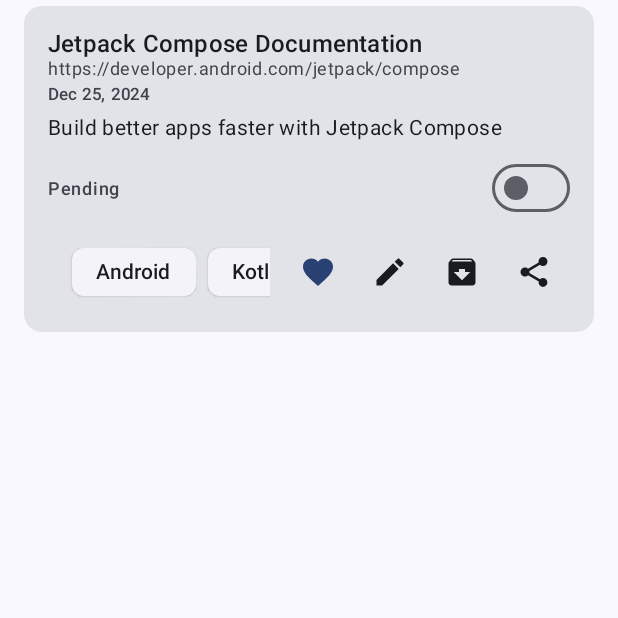
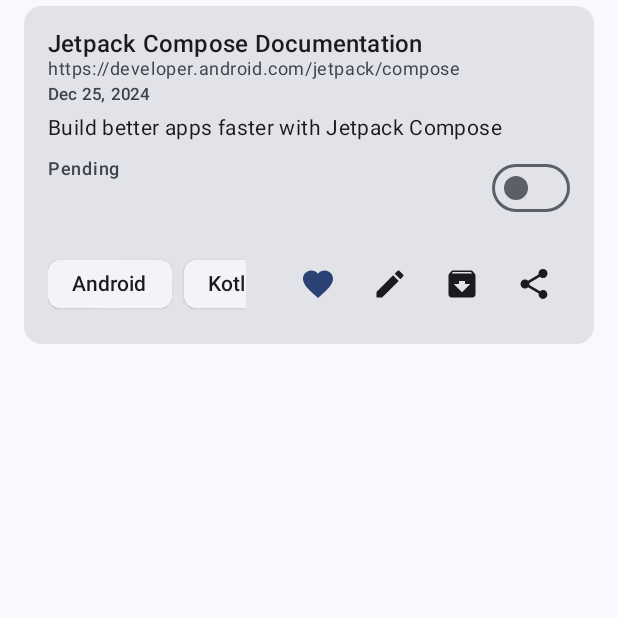
Before and after one commit to Vainyala17/linkstack, an Android app built with Jetpack Compose: the composable LinkItem called with sample values from the repository, on a phone screen of 412 x 824 dp, the top half of it. Run offline under Robolectric (Android 15) with nearby library versions, the phone set to English and light mode, and no system bars.

```diff
--- a/app/src/main/java/com/hp77/linkstash/presentation/components/LinkItem.kt
+++ b/app/src/main/java/com/hp77/linkstash/presentation/components/LinkItem.kt
@@ -1,12 +1,20 @@
 package com.hp77.linkstash.presentation.components
 
+import androidx.compose.foundation.layout.Arrangement
+import androidx.compose.foundation.layout.Box
 import androidx.compose.foundation.layout.Column
 import androidx.compose.foundation.layout.Row
 import androidx.compose.foundation.layout.Spacer
+import androidx.compose.foundation.layout.defaultMinSize
+import androidx.compose.foundation.layout.fillMaxHeight
+import androidx.compose.foundation.layout.fillMaxSize
 import androidx.compose.foundation.layout.fillMaxWidth
 import androidx.compose.foundation.layout.height
 import androidx.compose.foundation.layout.padding
+import androidx.compose.foundation.layout.requiredWidth
 import androidx.compose.foundation.layout.width
+import androidx.compose.foundation.lazy.LazyRow
+import androidx.compose.foundation.lazy.items
 import androidx.compose.material.icons.Icons
 import androidx.compose.material.icons.filled.Archive
 import androidx.compose.material.icons.filled.Favorite
@@ -15,20 +23,90 @@ import androidx.compose.material.icons.filled.Edit
 import androidx.compose.material.icons.filled.Share
 import androidx.compose.material.icons.filled.Unarchive
 import androidx.compose.material3.Card
+import androidx.compose.material3.ElevatedAssistChip
 import androidx.compose.material3.ExperimentalMaterial3Api
 import androidx.compose.material3.Icon
 import androidx.compose.material3.IconButton
 import androidx.compose.material3.MaterialTheme
 import androidx.compose.material3.Text
 import androidx.compose.runtime.Composable
+import androidx.compose.runtime.remember
 import androidx.compose.ui.Alignment
 import androidx.compose.ui.Modifier
 import androidx.compose.ui.text.style.TextOverflow
 import androidx.compose.ui.unit.dp
 import com.hp77.linkstash.domain.model.Link
+import com.hp77.linkstash.domain.model.Tag
 import java.text.SimpleDateFormat
 import java.util.Date
 import java.util.Locale
+
+@Composable
+private fun LinkActions(
+    link: Link,
+    onToggleFavorite: (Link) -> Unit,
+    onEditClick: (Link) -> Unit,
+    onToggleArchive: (Link) -> Unit,
+    modifier: Modifier = Modifier
+) {
+    Row(
+        modifier = modifier.requiredWidth(200.dp),
+        horizontalArrangement = Arrangement.End,
+        verticalAlignment = Alignment.CenterVertically
+    ) {
+        IconButton(onClick = { onToggleFavorite(link) }) {
+            Icon(
+                imageVector = if (link.isFavorite) Icons.Default.Favorite else Icons.Default.FavoriteBorder,
+                contentDescription = if (link.isFavorite) "Remove from favorites" else "Add to favorites",
+                tint = if (link.isFavorite) MaterialTheme.colorScheme.primary else MaterialTheme.colorScheme.onSurface
+            )
+        }
+        IconButton(onClick = { onEditClick(link) }) {
+            Icon(
+                imageVector = Icons.Default.Edit,
+                contentDescription = "Edit link"
+            )
+        }
+        IconButton(onClick = { onToggleArchive(link) }) {
+            Icon(
+                imageVector = if (link.isArchived) Icons.Default.Unarchive else Icons.Default.Archive,
+                contentDescription = if (link.isArchived) "Unarchive" else "Archive"
+            )
+        }
+        IconButton(onClick = { /* TODO: Implement download */ }) {
+            Icon(
+                imageVector = Icons.Default.Share,
+                contentDescription = "Share image"
+            )
+        }
+    }
+}
+
+@OptIn(ExperimentalMaterial3Api::class)
+@Composable
+private fun LinkTags(
+    tags: List<Tag>,
+    modifier: Modifier = Modifier
+) {
+    LazyRow(
+        modifier = modifier,
+        horizontalArrangement = Arrangement.spacedBy(8.dp),
+        verticalAlignment = Alignment.CenterVertically,
+        userScrollEnabled = false
+    ) {
+        items(tags) { tag ->
+            ElevatedAssistChip(
+                onClick = { },
+                label = {
+                    Text(
+                        text = tag.name,
+                        color = MaterialTheme.colorScheme.onSurface
+                    )
+                }
+            )
+        }
+    }
+}
 
 @OptIn(ExperimentalMaterial3Api::class)
 @Composable
@@ -41,6 +119,12 @@ fun LinkItem(
     onToggleStatus: (Link) -> Unit,
     modifier: Modifier = Modifier
 ) {
+    val dateFormatter = remember { SimpleDateFormat("MMM d, yyyy", Locale.getDefault()) }
+    val isFavorite = remember(link.isFavorite) { link.isFavorite }
+    val isArchived = remember(link.isArchived) { link.isArchived }
+    val isCompleted = remember(link.isCompleted) { link.isCompleted }
+    val tags = remember(link.tags) { link.tags }
+
     Card(
         onClick = { onLinkClick(link) },
         modifier = modifier
@@ -74,13 +158,12 @@ fun LinkItem(
                     }
 
                     Text(
-                        text = SimpleDateFormat("MMM d, yyyy", Locale.getDefault()).format(Date(link.createdAt)),
+                        text = dateFormatter.format(Date(link.createdAt)),
                         style = MaterialTheme.typography.labelSmall,
                         color = MaterialTheme.colorScheme.onSurfaceVariant,
                         modifier = Modifier.padding(top = 4.dp)
                     )
                 }
-
             }
 
             link.description?.let { description ->
@@ -97,9 +180,17 @@ fun LinkItem(
                 verticalAlignment = Alignment.CenterVertically,
                 modifier = Modifier
                     .fillMaxWidth()
-                    .padding(top = 8.dp)
+                    .padding(vertical = 8.dp)
             ) {
-                Column(modifier = Modifier.weight(1f)) {
+                Box(
+                    modifier = Modifier
+                        .weight(1f)
+                        .height(40.dp)
+                ) {
+                    Column(
+                        modifier = Modifier.fillMaxSize(),
+                        verticalArrangement = Arrangement.SpaceBetween
+                    ) {
                         Text(
                             text = link.type.getStatusLabel(link.isCompleted),
                             style = MaterialTheme.typography.labelMedium,
@@ -108,11 +199,12 @@ fun LinkItem(
                             else
                                 MaterialTheme.colorScheme.onSurfaceVariant
                         )
-                    link.completedAt?.let { timestamp ->
                         Text(
-                            text = "Updated: ${SimpleDateFormat("MMM d, yyyy", Locale.getDefault()).format(Date(timestamp))}",
+                            text = "Updated: ${link.completedAt?.let { dateFormatter.format(Date(it)) } ?: ""}",
                             style = MaterialTheme.typography.labelSmall,
-                            color = MaterialTheme.colorScheme.onSurfaceVariant
+                            color = MaterialTheme.colorScheme.onSurfaceVariant.copy(
+                                alpha = if (link.completedAt != null) 1f else 0f
+                            )
                         )
                     }
                 }
@@ -122,51 +214,35 @@ fun LinkItem(
                 )
             }
 
+            if (tags.isNotEmpty()) {
                 Row(
-                verticalAlignment = Alignment.CenterVertically,
                     modifier = Modifier
                         .fillMaxWidth()
-                    .padding(top = 8.dp)
+                        .padding(top = 8.dp),
+                    horizontalArrangement = Arrangement.SpaceBetween,
+                    verticalAlignment = Alignment.CenterVertically
                 ) {
-                if (link.tags.isNotEmpty()) {
-                    Row(
-                        modifier = Modifier.weight(1f)
+                    Box(
+                        modifier = Modifier
+                            .weight(1f)
+                            .padding(end = 16.dp)
                     ) {
-                        TagChips(
-                            tags = link.tags,
-                            modifier = Modifier.padding(end = 8.dp)
+                        LinkTags(
+                            tags = tags,
+                            modifier = Modifier.fillMaxWidth()
                         )
                     }
-                }
-                Row {
-                    IconButton(onClick = { onToggleFavorite(link) }) {
-                        Icon(
-                            imageVector = if (link.isFavorite) Icons.Default.Favorite else Icons.Default.FavoriteBorder,
-                            contentDescription = if (link.isFavorite) "Remove from favorites" else "Add to favorites",
-                            tint = if (link.isFavorite) MaterialTheme.colorScheme.primary else MaterialTheme.colorScheme.onSurface
-                        )
-                    }
-                    IconButton(onClick = { onEditClick(link) }) {
-                        Icon(
-                            imageVector = Icons.Default.Edit,
-                            contentDescription = "Edit link"
-                        )
-                    }
-                    IconButton(onClick = { onToggleArchive(link) }) {
-                        Icon(
-                            imageVector = if (link.isArchived) Icons.Default.Unarchive else Icons.Default.Archive,
-                            contentDescription = if (link.isArchived) "Unarchive" else "Archive"
-                        )
-                    }
-                    // Placeholder for download image button
-                    IconButton(onClick = { /* TODO: Implement download */ }) {
-                        Icon(
-                            imageVector = Icons.Default.Share, // Temporary icon, replace with download icon later
-                            contentDescription = "Share image"
+                    LinkActions(
+                        link = link.copy(
+                            isFavorite = isFavorite,
+                            isArchived = isArchived
+                        ),
+                        onToggleFavorite = onToggleFavorite,
+                        onEditClick = onEditClick,
+                        onToggleArchive = onToggleArchive
                     )
                 }
             }
         }
     }
 }
-}
--- a/app/src/main/java/com/hp77/linkstash/presentation/components/TagChips.kt
+++ b/app/src/main/java/com/hp77/linkstash/presentation/components/TagChips.kt
@@ -26,12 +26,24 @@ fun TagChips(
     selectedTags: List<Tag> = emptyList(),
     onTagClick: (Tag) -> Unit = {},
     onTagRemove: ((Tag) -> Unit)? = null,
-    modifier: Modifier = Modifier
+    modifier: Modifier = Modifier,
+    enableScroll: Boolean = true,
+    horizontalPadding: Boolean = true
 ) {
     Row(
-        modifier = modifier
-            .horizontalScroll(rememberScrollState())
-            .padding(horizontal = 16.dp)
+        modifier = modifier.then(
+            if (enableScroll) {
+                Modifier.horizontalScroll(rememberScrollState())
+            } else {
+                Modifier
+            }
+        ).then(
+            if (horizontalPadding) {
+                Modifier.padding(horizontal = 16.dp)
+            } else {
+                Modifier
+            }
+        )
     ) {
         tags.forEach { tag ->
             val isSelected = tag in selectedTags
--- a/app/src/main/java/com/hp77/linkstash/presentation/home/HomeScreen.kt
+++ b/app/src/main/java/com/hp77/linkstash/presentation/home/HomeScreen.kt
@@ -172,8 +172,7 @@ fun HomeScreen(
                         modifier = Modifier
                             .fillMaxSize()
                             .weight(1f),
-                        contentPadding = PaddingValues(vertical = 8.dp),
-                        verticalArrangement = Arrangement.spacedBy(8.dp)
+                        contentPadding = PaddingValues(vertical = 8.dp)
                     ) {
                         groupedLinks.forEach { (date, linksForDate) ->
                             item(key = date) {
```
Lines whose indentation alone changed are shown as unchanged.
